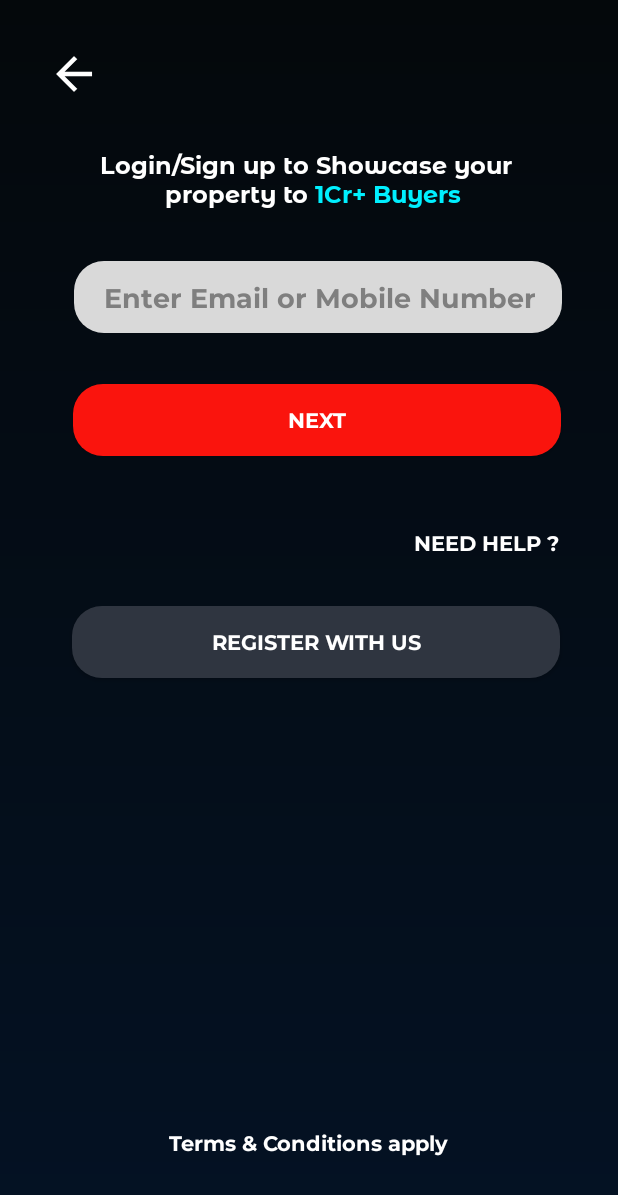
After one commit to Shiva9361/NaviDishaVyapar, an Android app: the layout activity_login_screen.xml on its own in the app's theme, with its tools: preview values and no code run, on a phone screen of 412 x 824 dp. The commit adds this screen. Shown: the top 1195 px of the screen. Run offline under Robolectric (Android 15) with nearby library versions, the phone set to English and light mode, and no system bars.

Commit message:
feat : Created Login Screen to be fixed : back arrow not visible in phone, some constratints are off screen

```diff
--- a/app/src/main/java/com/shiva936/nayidishavyapar/LoginActivity.kt
+++ b/app/src/main/java/com/shiva936/nayidishavyapar/LoginActivity.kt
@@ -11,30 +11,38 @@ import com.shiva936.nayidishavyapar.databinding.ActivityLoginBinding
  * Login Activity, Takes care of login
  * Uses firebase Auth in backend
  */
+//class LoginActivity : ComponentActivity() {
+//    private lateinit var loginBinding: ActivityLoginBinding
+//    private val auth : FirebaseAuth = FirebaseAuth.getInstance()
+//
+//    override fun onCreate(savedInstanceState: Bundle?) {
+//        super.onCreate(savedInstanceState)
+//        loginBinding = ActivityLoginBinding.inflate(layoutInflater)
+//        val view = loginBinding.root
+//        enableEdgeToEdge()
+//        setContentView(view)
+//        loginBinding.login.setOnClickListener {
+//            auth.signInWithEmailAndPassword("cs22b057@iittp.ac.in", "Not my password")
+//                .addOnCompleteListener { task ->
+//                    if (task.isSuccessful) {
+//                        Toast.makeText(
+//                            applicationContext,
+//                            auth.currentUser?.uid,
+//                            Toast.LENGTH_SHORT
+//                        )
+//                            .show()
+//                        println("User ID: ${auth.currentUser?.uid}")
+//                    }
+//
+//                }
+//        }
+//    }
+//}
+
+
 class LoginActivity : ComponentActivity() {
-    private lateinit var loginBinding: ActivityLoginBinding
-    private val auth : FirebaseAuth = FirebaseAuth.getInstance()
-
     override fun onCreate(savedInstanceState: Bundle?) {
         super.onCreate(savedInstanceState)
-        loginBinding = ActivityLoginBinding.inflate(layoutInflater)
-        val view = loginBinding.root
-        enableEdgeToEdge()
-        setContentView(view)
-        loginBinding.login.setOnClickListener {
-            auth.signInWithEmailAndPassword("cs22b057@iittp.ac.in", "Not my password")
-                .addOnCompleteListener { task ->
-                    if (task.isSuccessful) {
-                        Toast.makeText(
-                            applicationContext,
-                            auth.currentUser?.uid,
-                            Toast.LENGTH_SHORT
-                        )
-                            .show()
-                        println("User ID: ${auth.currentUser?.uid}")
-                    }
-
-                }
-        }
+        setContentView(R.layout.activity_login_screen) // Set the layout to activity_login_screen.xml
     }
 }
--- /dev/null
+++ b/app/src/main/res/drawable/email_background.xml
@@ -0,0 +1,9 @@
+<shape xmlns:android="http://schemas.android.com/apk/res/android">
+    <solid android:color="@color/grey" />
+    <corners android:radius="20dp"/> <!-- Corner radius to make it curved -->
+    <padding
+        android:left="20dp"
+        android:right="10dp"
+        android:top="10dp"
+        android:bottom="10dp"/>
+</shape>
--- /dev/null
+++ b/app/src/main/res/drawable/rectangle_gradient_s_deep_blue_black_700.xml
@@ -0,0 +1,7 @@
+<?xml version="1.0" encoding="UTF-8"?>
+<shape android:shape="rectangle" xmlns:android="http://schemas.android.com/apk/res/android">
+    <gradient
+        android:angle="270"
+        android:startColor="@color/Deep_blue"
+        android:endColor="@color/light_blue"/>
+</shape>
--- /dev/null
+++ b/app/src/main/res/drawable/register_background.xml
@@ -0,0 +1,4 @@
+<shape xmlns:android="http://schemas.android.com/apk/res/android">
+    <solid android:color="@color/darkgrey" />
+    <corners android:radius="20dp"/> <!-- Corner radius to make it curved -->
+</shape>
--- /dev/null
+++ b/app/src/main/res/drawable/submit_background.xml
@@ -0,0 +1,4 @@
+<shape xmlns:android="http://schemas.android.com/apk/res/android">
+    <solid android:color="@color/deep_orange_A700" />
+    <corners android:radius="20dp"/> <!-- Corner radius to make it curved -->
+</shape>
--- /dev/null
+++ b/app/src/main/res/layout/activity_login_screen.xml
@@ -0,0 +1,130 @@
+<?xml version="1.0" encoding="UTF-8"?>
+<androidx.constraintlayout.widget.ConstraintLayout xmlns:android="http://schemas.android.com/apk/res/android"
+    xmlns:app="http://schemas.android.com/apk/res-auto"
+    xmlns:tools="http://schemas.android.com/tools"
+    android:id="@+id/linearLoginScreen"
+    style="@style/LoginScreenStyle"
+    android:layout_width="match_parent"
+    android:layout_height="match_parent">
+
+    <ImageView
+        android:id="@+id/imageView"
+        android:layout_width="36dp"
+        android:layout_height="36dp"
+        android:layout_marginStart="46dp"
+        android:layout_marginEnd="359dp"
+        android:contentDescription="backarrow"
+        android:src="@drawable/backarrow"
+        app:layout_constraintBottom_toTopOf="@+id/textView"
+        app:layout_constraintEnd_toEndOf="parent"
+        app:layout_constraintStart_toStartOf="parent"
+        app:layout_constraintTop_toTopOf="parent" />
+
+    <TextView
+        android:id="@+id/textView"
+        android:layout_width="wrap_content"
+        android:layout_height="wrap_content"
+        android:layout_marginStart="66dp"
+        android:layout_marginTop="91dp"
+        android:layout_marginEnd="66dp"
+        android:layout_marginBottom="26dp"
+        android:fontFamily="@font/montserrat_alternates_bold"
+        android:text="@string/login"
+        android:textAlignment="center"
+        android:textColor="#FFFFFF"
+        android:textSize="16sp"
+        app:layout_constraintBottom_toTopOf="@+id/editTextTextEmailAddress"
+        app:layout_constraintEnd_toEndOf="parent"
+        app:layout_constraintStart_toStartOf="parent"
+        app:layout_constraintTop_toTopOf="parent" />
+
+    <EditText
+        android:id="@+id/editTextTextEmailAddress"
+        android:layout_width="325dp"
+        android:layout_height="48dp"
+        android:layout_marginStart="47dp"
+        android:layout_marginEnd="37dp"
+        android:layout_marginBottom="28dp"
+        android:background="@drawable/email_background"
+        android:ems="15"
+        android:fontFamily="@font/montserrat_bold"
+        android:hint="Enter Email or Mobile Number"
+        android:inputType="textEmailAddress"
+        android:minHeight="48dp"
+        android:textColor="@android:color/black"
+        android:textColorHint="@color/text_grey"
+        app:layout_constraintBottom_toTopOf="@+id/button"
+        app:layout_constraintEnd_toEndOf="parent"
+        app:layout_constraintHorizontal_bias="1.0"
+        app:layout_constraintStart_toStartOf="parent"
+        app:layout_constraintTop_toBottomOf="@+id/textView" />
+
+    <Button
+        android:id="@+id/button"
+        android:layout_width="325dp"
+        android:layout_height="48dp"
+        android:layout_marginStart="47dp"
+        android:layout_marginTop="-1dp"
+        android:layout_marginEnd="37dp"
+        android:layout_marginBottom="40dp"
+        android:background="@drawable/submit_background"
+        android:ems="15"
+        android:fontFamily="@font/montserrat_bold"
+        android:text="NEXT"
+        android:textColor="@color/white"
+        app:layout_constraintBottom_toTopOf="@+id/textView2"
+        app:layout_constraintEnd_toEndOf="parent"
+        app:layout_constraintStart_toStartOf="parent"
+        app:layout_constraintTop_toBottomOf="@+id/editTextTextEmailAddress" />
+
+    <TextView
+        android:id="@+id/textView2"
+        android:layout_width="wrap_content"
+        android:layout_height="wrap_content"
+        android:layout_marginStart="276dp"
+        android:layout_marginEnd="37dp"
+        android:fontFamily="@font/montserrat_bold"
+        android:text="NEED HELP ?"
+        android:textColor="#FFFFFF"
+        app:layout_constraintBottom_toTopOf="@+id/button3"
+        app:layout_constraintEnd_toEndOf="parent"
+        app:layout_constraintHorizontal_bias="0.0"
+        app:layout_constraintStart_toStartOf="parent"
+        app:layout_constraintTop_toBottomOf="@+id/button" />
+
+    <TextView
+        android:id="@+id/textView3"
+        android:layout_width="wrap_content"
+        android:layout_height="wrap_content"
+        android:layout_marginStart="111dp"
+        android:layout_marginTop="282dp"
+        android:layout_marginEnd="111dp"
+        android:layout_marginBottom="45dp"
+        android:fontFamily="@font/montserrat_bold"
+        android:text="Terms &amp; Conditions apply"
+        android:textColor="#FFFFFF"
+        app:layout_constraintBottom_toBottomOf="parent"
+        app:layout_constraintEnd_toEndOf="parent"
+        app:layout_constraintStart_toStartOf="parent"
+        app:layout_constraintTop_toBottomOf="@+id/button3" />
+
+    <Button
+        android:id="@+id/button3"
+        android:layout_width="325dp"
+        android:layout_height="48dp"
+        android:layout_marginStart="47dp"
+        android:layout_marginTop="25dp"
+        android:layout_marginEnd="37dp"
+        android:layout_marginBottom="10dp"
+        android:background="@drawable/register_background"
+        android:ems="15"
+        android:fontFamily="@font/montserrat_bold"
+        android:text="REGISTER WITH US"
+        android:textColor="@color/white"
+        app:layout_constraintBottom_toTopOf="@+id/textView3"
+        app:layout_constraintEnd_toEndOf="parent"
+        app:layout_constraintHorizontal_bias="0.2"
+        app:layout_constraintStart_toStartOf="parent"
+        app:layout_constraintTop_toBottomOf="@+id/textView2" />
+
+</androidx.constraintlayout.widget.ConstraintLayout>
--- a/app/src/main/res/layout/activity_splash_screen.xml
+++ b/app/src/main/res/layout/activity_splash_screen.xml
@@ -5,7 +5,7 @@
     android:id="@+id/linearSplashScreen"
     android:layout_width="match_parent"
     android:layout_height="match_parent"
-    style="@style/groupStyle"
+    style="@style/splashScreenStyle"
     tools:context=".SplashScreenActivity">
 
     <TextView
--- a/app/src/main/res/values/colors.xml
+++ b/app/src/main/res/values/colors.xml
@@ -9,5 +9,10 @@
     <color name="white">#FFFFFFFF</color>
     <color name="deep_orange_A700">#FA140D</color>
     <color name="pink_700">#B63754</color>
+    <color name="Deep_blue">#04080B</color>
     <color name="white_A700">#FFFFFF</color>
+    <color name="light_blue">#041224</color>
+    <color name="text_grey">#7F7F7F</color>
+    <color name="grey">#D9D9D9</color>
+    <color name="darkgrey">#2F3540</color>
 </resources>
--- a/app/src/main/res/values/strings.xml
+++ b/app/src/main/res/values/strings.xml
@@ -10,4 +10,5 @@
     <string name="invalid_password">Password must be >5 characters</string>
     <string name="login_failed">"Login failed"</string>
     <string name="logo">"Logo"</string>
+    <string name="login">"Login/Sign up to Showcase your \n property to "<font color="#00F0FF">"1Cr+ Buyers"</font></string>
 </resources>
--- a/app/src/main/res/values/styles.xml
+++ b/app/src/main/res/values/styles.xml
@@ -1,8 +1,11 @@
 <?xml version="1.0" encoding="UTF-8"?>
 <resources xmlns:tools="http://schemas.android.com/tools">
     <!-- Style for background with gradient -->
-    <style name="groupStyle">
+    <style name="splashScreenStyle">
         <item name="android:background">@drawable/rectangle_gradient_s_deep_orange_a700_e_pink_700</item>
+    </style>
+    <style name="LoginScreenStyle">
+        <item name="android:background">@drawable/rectangle_gradient_s_deep_blue_black_700</item>
     </style>
 
     <!-- Style for text with custom font and size -->
```
Also changed, not shown: app/src/main/res/drawable/backarrow.png (added), app/src/main/res/font/montserrat_alternates_bold.ttf (added), app/src/main/res/font/montserrat_alternates_semi_bold.ttf (added), app/src/main/res/font/montserrat_bold.ttf (added).
